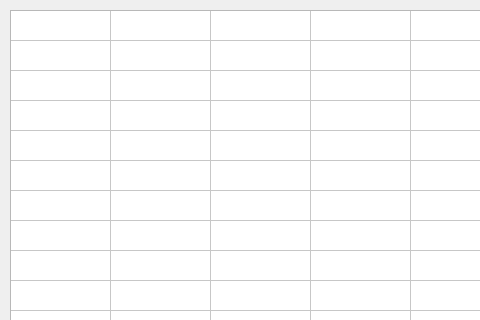
The window that SYEI_stamping_press_system/window_main.ui (sinje0816/stamping_press) describes before a commit, drawn with Qt 5; both pictures show x 0 to 480 and y 0 to 320 of the 792 by 918 pixel window.
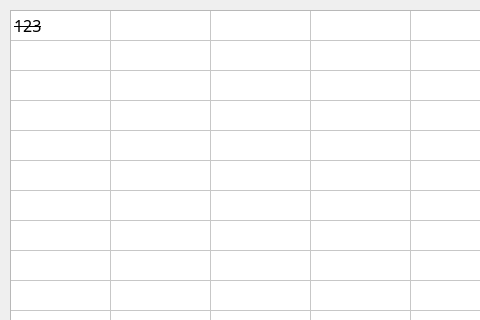
The same window after the commit.

Diff of the .ui file:
```diff
--- a/SYEI_stamping_press_system/window_main.ui
+++ b/SYEI_stamping_press_system/window_main.ui
@@ -90,6 +90,17 @@
    <column/>
    <column/>
    <column/>
+   <item row="0" column="0">
+    <property name="text">
+     <string>123</string>
+    </property>
+    <property name="font">
+     <font>
+      <strikeout>true</strikeout>
+      <kerning>true</kerning>
+     </font>
+    </property>
+   </item>
   </widget>
   <widget class="QWidget" name="layoutWidget">
    <property name="geometry">
```
